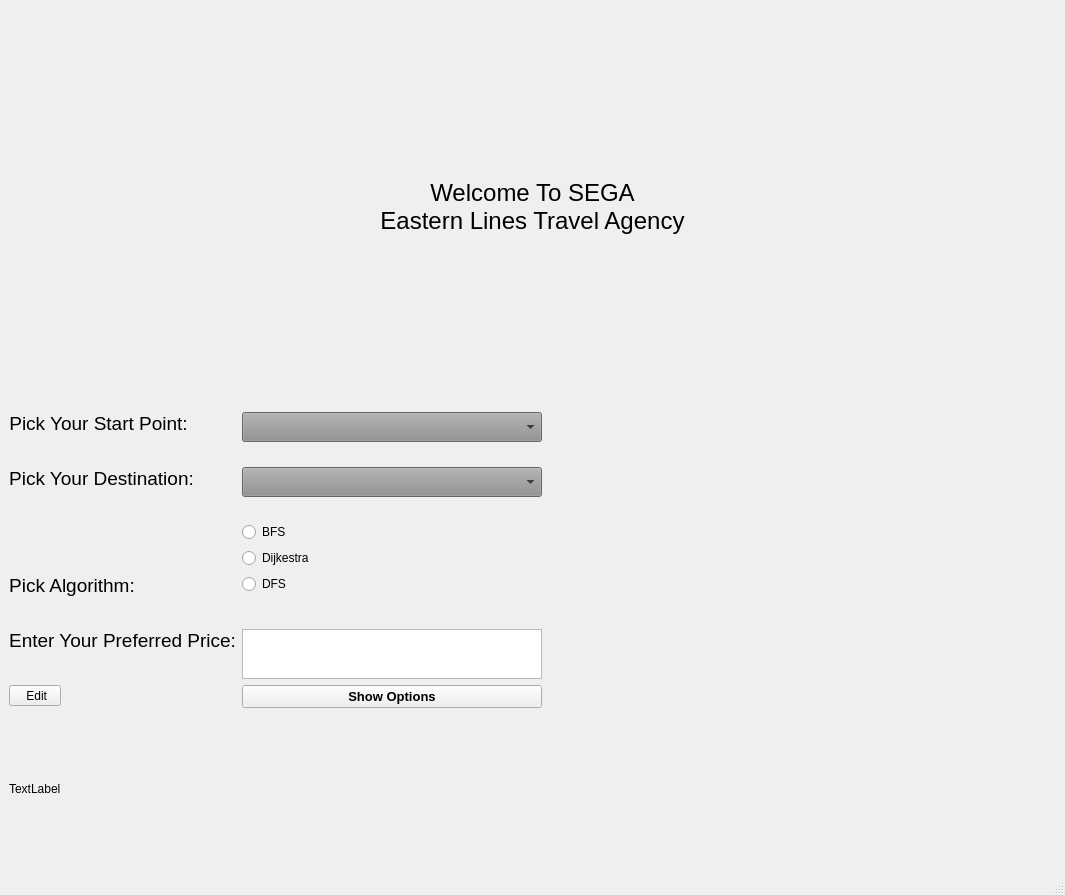
Old version of the form GuideMe/mainwindow.ui in the repository YoussefAhmed488/GuideMe.
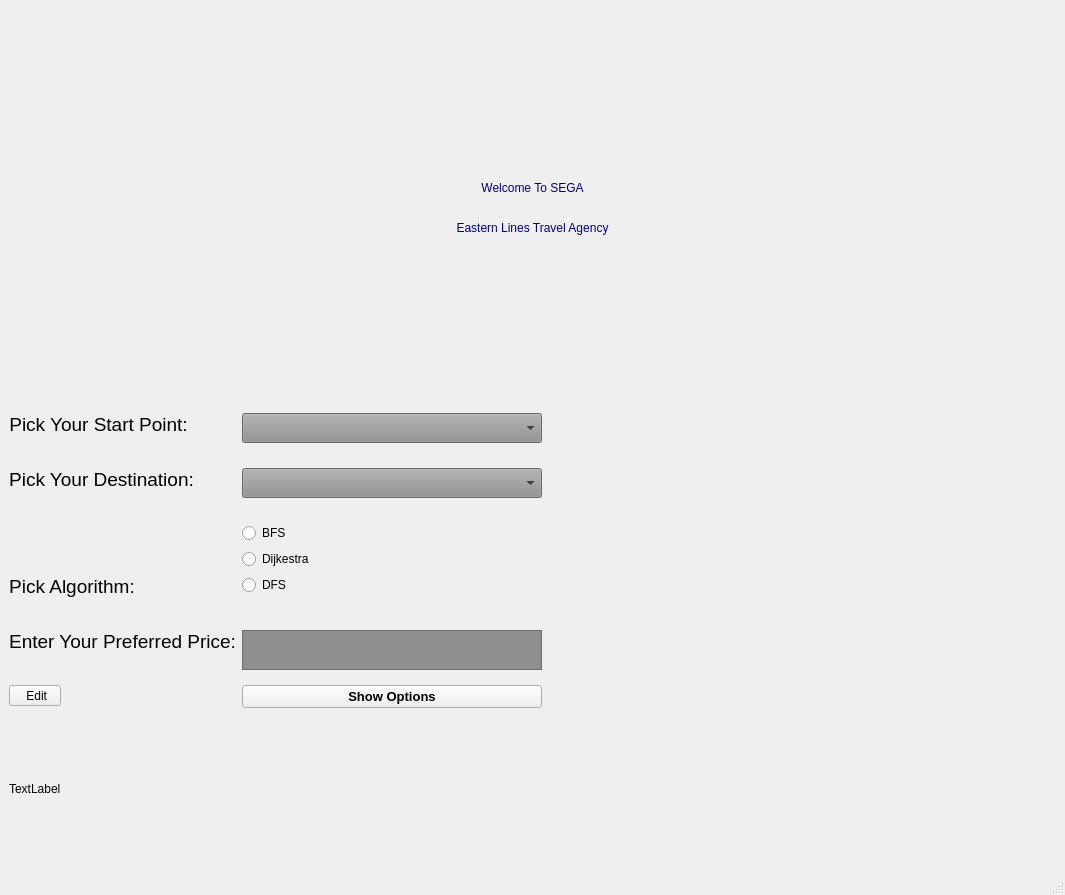
New version of the form.

The edit to the form file:
```diff
--- a/GuideMe/mainwindow.ui
+++ b/GuideMe/mainwindow.ui
@@ -39,10 +39,11 @@
        </size>
       </property>
       <property name="styleSheet">
-       <string notr="true">font: 18pt &quot;SEGA LOGO FONT&quot;;</string>
+       <string notr="true">color: rgb(0, 0, 127);
+font: 18pt &quot;SEGA LOGO FONT&quot;;</string>
       </property>
       <property name="text">
-       <string>&lt;html&gt;&lt;head/&gt;&lt;body&gt;&lt;p align=&quot;center&quot;&gt;&lt;span style=&quot; font-size:18pt;&quot;&gt;Welcome To SEGA&lt;br/&gt;Eastern Lines Travel Agency&lt;/span&gt;&lt;/p&gt;&lt;/body&gt;&lt;/html&gt;</string>
+       <string>&lt;html&gt;&lt;head/&gt;&lt;body&gt;&lt;p align=&quot;center&quot;&gt;Welcome  To  SEGA&lt;/p&gt;&lt;p align=&quot;center&quot;&gt;&lt;br/&gt;Eastern  Lines  Travel  Agency&lt;/p&gt;&lt;/body&gt;&lt;/html&gt;</string>
       </property>
      </widget>
     </item>
@@ -64,6 +65,11 @@
         <height>30</height>
        </size>
       </property>
+      <property name="font">
+       <font>
+        <pointsize>14</pointsize>
+       </font>
+      </property>
       <property name="styleSheet">
        <string notr="true">background-color: rgb(143, 143, 143);</string>
       </property>
@@ -87,6 +93,11 @@
         <height>30</height>
        </size>
       </property>
+      <property name="font">
+       <font>
+        <pointsize>14</pointsize>
+       </font>
+      </property>
       <property name="styleSheet">
        <string notr="true">background-color: rgb(143, 143, 143);</string>
       </property>
@@ -153,16 +164,17 @@
       <property name="maximumSize">
        <size>
         <width>300</width>
-        <height>50</height>
+        <height>40</height>
        </size>
       </property>
       <property name="font">
        <font>
-        <pointsize>16</pointsize>
+        <pointsize>14</pointsize>
        </font>
       </property>
       <property name="styleSheet">
-       <string notr="true"/>
+       <string notr="true">background-color: rgb(143, 143, 143);
+color:rgb(255, 255, 255);</string>
       </property>
      </widget>
     </item>
```
Left out of the diff: 2 changed lines with no effect on the pictures.
